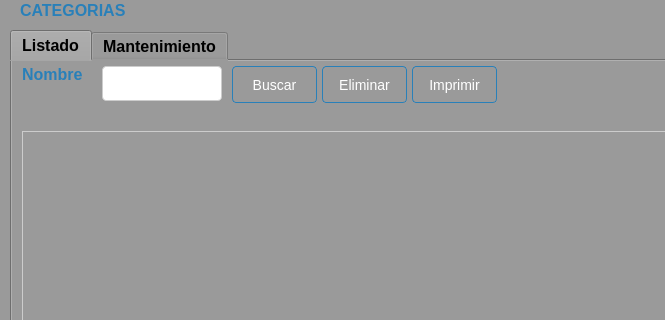
First picture: the form in Sistema de ventas/ui/FrmCategoria.ui, repository CodeDrTech/DevelopPython, before the edit; both pictures show x 0 to 665 and y 0 to 320 of the 757 by 557 pixel window.
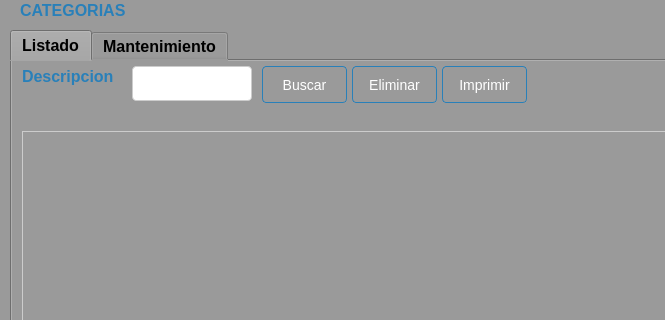
Second picture: the form after the edit.

Commit message: Boton buscar FrmCategoria

```diff
--- a/Sistema de ventas/ui/FrmCategoria.ui
+++ b/Sistema de ventas/ui/FrmCategoria.ui
@@ -89,14 +89,14 @@
       <property name="geometry">
        <rect>
         <x>10</x>
-        <y>0</y>
-        <width>73</width>
-        <height>27</height>
+        <y>5</y>
+        <width>101</width>
+        <height>21</height>
        </rect>
       </property>
       <property name="font">
        <font>
-        <pointsize>1</pointsize>
+        <pointsize>-1</pointsize>
         <bold>true</bold>
        </font>
       </property>
@@ -112,13 +112,13 @@
 }</string>
       </property>
       <property name="text">
-       <string>Nombre</string>
+       <string>Descripcion</string>
       </property>
      </widget>
      <widget class="QLineEdit" name="txtBuscar">
       <property name="geometry">
        <rect>
-        <x>90</x>
+        <x>120</x>
         <y>5</y>
         <width>120</width>
         <height>35</height>
@@ -201,7 +201,7 @@
      <widget class="QPushButton" name="btnBuscar">
       <property name="geometry">
        <rect>
-        <x>220</x>
+        <x>250</x>
         <y>5</y>
         <width>85</width>
         <height>37</height>
@@ -238,7 +238,7 @@
      <widget class="QPushButton" name="btnEliminar">
       <property name="geometry">
        <rect>
-        <x>310</x>
+        <x>340</x>
         <y>5</y>
         <width>85</width>
         <height>37</height>
@@ -276,7 +276,7 @@
      <widget class="QPushButton" name="btnImprimir">
       <property name="geometry">
        <rect>
-        <x>400</x>
+        <x>430</x>
         <y>5</y>
         <width>85</width>
         <height>37</height>
```
Left out of the diff: 2 changed lines with no effect on the pictures. The commit also changes 14 other files.
